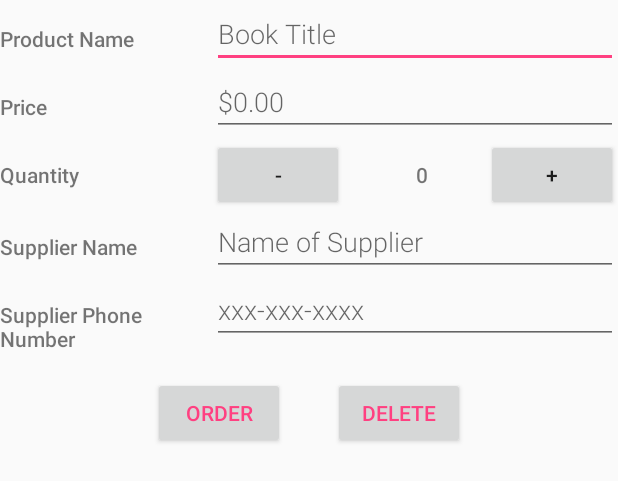
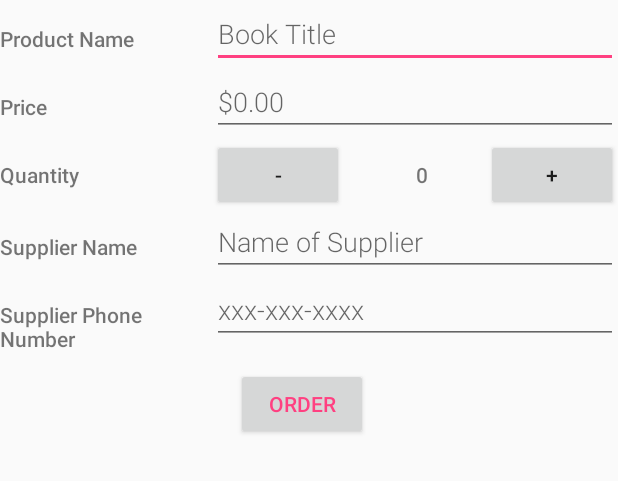
Before and after one commit to lenardmulholland/InventoryApp, an Android app: the layout activity_editor.xml on its own in the app's theme, with its tools: preview values and no code run, on a phone screen of 412 x 824 dp. Shown: the top 481 px of the screen. Run offline under Robolectric (Android 15) with nearby library versions, the phone set to English and light mode, and no system bars.

Commit message:
Fixed bugs that were causing crashes.

```diff
--- a/app/src/main/AndroidManifest.xml
+++ b/app/src/main/AndroidManifest.xml
@@ -1,6 +1,8 @@
 <?xml version="1.0" encoding="utf-8"?>
 <manifest xmlns:android="http://schemas.android.com/apk/res/android"
     package="com.example.android.inventoryapp">
+
+    <uses-permission android:name="android.permission.CALL_PHONE"/>
 
     <application
         android:allowBackup="true"
--- a/app/src/main/java/com/example/android/inventoryapp/data/InventoryDbHelper.java
+++ b/app/src/main/java/com/example/android/inventoryapp/data/InventoryDbHelper.java
@@ -26,7 +26,7 @@ public class InventoryDbHelper extends SQLiteOpenHelper {
                 + InventoryContract.ProductEntry.COLUMN_PRODUCT_PRICE + " TEXT NOT NULL DEFAULT 0, "
                 + InventoryContract.ProductEntry.COLUMN_PRODUCT_QUANTITY + " INTEGER NOT NULL DEFAULT 0, "
                 + InventoryContract.ProductEntry.COLUMN_PRODUCT_SUPPLIER_NAME + " TEXT NOT NULL, "
-                + InventoryContract.ProductEntry.COLUMN_PRODUCT_SUPPLIER_PHONE + " TEXT NOT NULL DEFAULT 0);";
+                + InventoryContract.ProductEntry.COLUMN_PRODUCT_SUPPLIER_PHONE + " TEXT NOT NULL);";
 
         db.execSQL(SQL_CREATE_INVENTORY_TABLE);
         Log.i(LOG_TAG, "onCreateSQL: " + SQL_CREATE_INVENTORY_TABLE);
--- a/app/src/main/java/com/example/android/inventoryapp/data/InventoryProvider.java
+++ b/app/src/main/java/com/example/android/inventoryapp/data/InventoryProvider.java
@@ -138,7 +138,7 @@ public class InventoryProvider extends ContentProvider {
         }
 
         if(values.containsKey(ProductEntry.COLUMN_PRODUCT_PRICE)) {
-            Integer price = values.getAsInteger(ProductEntry.COLUMN_PRODUCT_PRICE);
+            Float price = values.getAsFloat(ProductEntry.COLUMN_PRODUCT_PRICE);
             if (price == null || price < 0) {
                 throw new IllegalArgumentException("A valid price is required");
             }
--- a/app/src/main/res/layout/activity_editor.xml
+++ b/app/src/main/res/layout/activity_editor.xml
@@ -51,7 +51,6 @@
             <EditText
                 android:id="@+id/edit_product_price"
                 android:hint="@string/hint_product_price"
-                android:inputType="numberDecimal"
                 style="@style/EditorFieldStyle" />
 
         </LinearLayout>
@@ -143,28 +142,15 @@
                 android:hint="@string/hint_product_supplier_phone"
                 style="@style/EditorFieldStyle" />
 
+            <Button android:id="@+id/order_button"
+                android:layout_width="wrap_content"
+                android:layout_height="wrap_content"
+                android:textColor="@color/colorAccent"
+                android:text="@string/order"
+                android:layout_margin="16dp"/>
+
         </LinearLayout>
-
 
     </LinearLayout>
 
-    <RelativeLayout
-        android:layout_width="wrap_content"
-        android:layout_height="wrap_content"
-        android:layout_gravity="center_horizontal">
-        <Button android:id="@+id/order_button"
-            android:layout_width="wrap_content"
-            android:layout_height="wrap_content"
-            android:textColor="@color/colorAccent"
-            android:text="@string/order"
-            android:layout_margin="16dp"/>
-        <Button android:id="@+id/delete_button"
-            android:layout_width="wrap_content"
-            android:layout_height="wrap_content"
-            android:textColor="@color/colorAccent"
-            android:text="@string/delete"
-            android:layout_margin="16dp"
-            android:layout_toRightOf="@+id/order_button"/>
-    </RelativeLayout>
-
-    </LinearLayout>
+</LinearLayout>
--- a/app/src/main/res/layout/list_item.xml
+++ b/app/src/main/res/layout/list_item.xml
@@ -5,6 +5,7 @@
     android:layout_height="wrap_content"
     android:orientation="vertical"
     android:padding="8dp">
+
     <TextView
         android:id="@+id/product_name"
         android:layout_width="wrap_content"
@@ -12,6 +13,7 @@
         android:fontFamily="sans-serif-medium"
         android:textAppearance="?android:textAppearanceMedium"
         android:textColor="#2B3D4D" />
+
     <TextView
         android:id="@+id/product_price"
         android:layout_width="wrap_content"
@@ -22,6 +24,7 @@
         android:layout_gravity="center_vertical"
         android:layout_marginRight="32dp"
         android:layout_below="@+id/product_name"/>
+
     <TextView
         android:id="@+id/product_quantity"
         android:layout_width="wrap_content"
@@ -32,6 +35,7 @@
         android:layout_gravity="center_vertical"
         android:layout_below="@+id/product_name"
         android:layout_toRightOf="@+id/product_price"/>
+
     <Button
         android:id="@+id/sale_button"
         android:layout_width="wrap_content"
```
Also changed, not shown: app/src/main/java/com/example/android/inventoryapp/EditorActivity.java (+66 -14 lines), app/src/main/java/com/example/android/inventoryapp/InventoryCursorAdapter.java (+0 -10 lines), app/src/main/res/drawable/ic_monetization_on_black_24dp.xml (deleted, +0 -9 lines).
